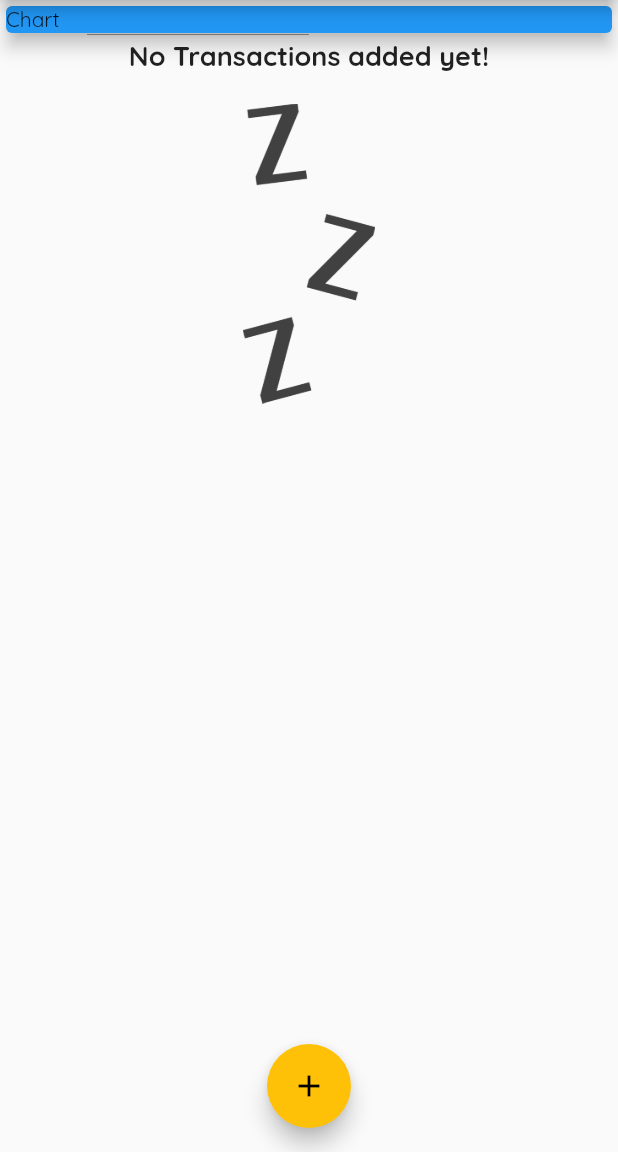
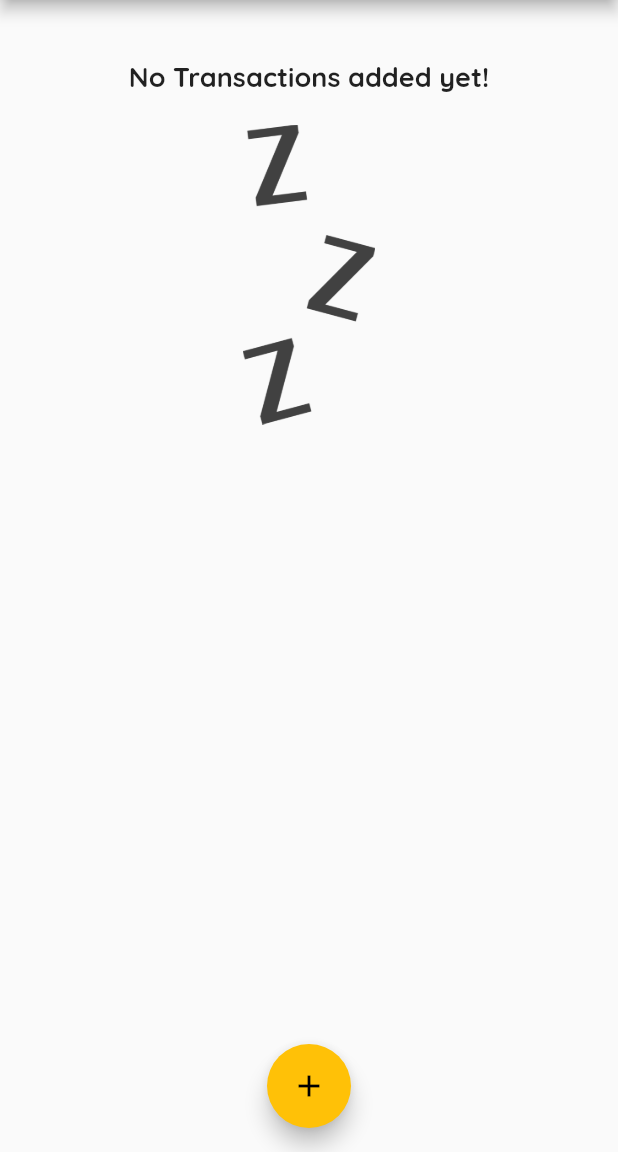
Before and after one commit to Trung-Hieu-Dev/flutter-crud-personal-expenses-app, a Flutter app: the screen it shows after launch, on a phone screen of 412 x 824 dp, the part 84-1236 px from its top. Run offline on Flutter 3.47's test engine with Material 2 defaults, Android fonts, the phone set to English and light mode, and no system bars.

Commit message:
Create Chart Widget

```diff
--- a/lib/main.dart
+++ b/lib/main.dart
@@ -1,8 +1,10 @@
 import 'package:flutter/material.dart';
 
+import './models/transaction.dart';
+
 import './widgets/new_transaction.dart';
-import './models/transaction.dart';
-import 'widgets/transaction_list.dart';
+import './widgets/transaction_list.dart';
+import './widgets/chart.dart';
 
 void main() => runApp(MyApp());
 
@@ -82,6 +84,16 @@ class _MyHomePageState extends State<MyHomePage> {
         });
   }
 
+  List<Transaction> get _recentTransactions {
+    return _userTransactions.where((tx) {
+      return tx.date.isAfter(
+        DateTime.now().subtract(
+          Duration(days: 7),
+        ),
+      );
+    }).toList();
+  }
+
   @override
   Widget build(BuildContext context) {
     return Scaffold(
@@ -102,14 +114,7 @@ class _MyHomePageState extends State<MyHomePage> {
           crossAxisAlignment: CrossAxisAlignment.stretch,
           children: <Widget>[
             // Chart section
-            Container(
-              width: double.infinity,
-              child: Card(
-                color: Colors.blue,
-                elevation: 5,
-                child: Text('Chart'),
-              ),
-            ),
+            Chart(_recentTransactions),
             //User input and List section
             TransactionList(_userTransactions),
           ],
--- /dev/null
+++ b/lib/widgets/chart.dart
@@ -0,0 +1,45 @@
+import 'package:flutter/material.dart';
+import 'package:intl/intl.dart';
+
+import '../models/transaction.dart';
+
+class Chart extends StatelessWidget {
+  final List<Transaction> recentTransactions;
+
+  const Chart(this.recentTransactions);
+
+  List<Map<String, Object>> get groupedTransactionValues {
+    return List.generate(7, (index) {
+      final weekDay = DateTime.now().subtract(Duration(days: index));
+      double totalSum = 0.0;
+
+      for (var i = 0; i < recentTransactions.length; i++) {
+        if (recentTransactions[i].date.day == weekDay.day &&
+            recentTransactions[i].date.month == weekDay.month &&
+            recentTransactions[i].date.year == weekDay.year) {
+          totalSum += recentTransactions[i].amount;
+        }
+      }
+
+      // print(DateFormat.E().format(weekDay));
+      // print(totalSum);
+
+      return {
+        'day': DateFormat.E().format(weekDay),
+        'amount': totalSum,
+      };
+    });
+  }
+
+  @override
+  Widget build(BuildContext context) {
+    // print(groupedTransactionValues);
+    return Card(
+      elevation: 5,
+      margin: EdgeInsets.all(20),
+      child: Row(
+        children: [],
+      ),
+    );
+  }
+}
```
